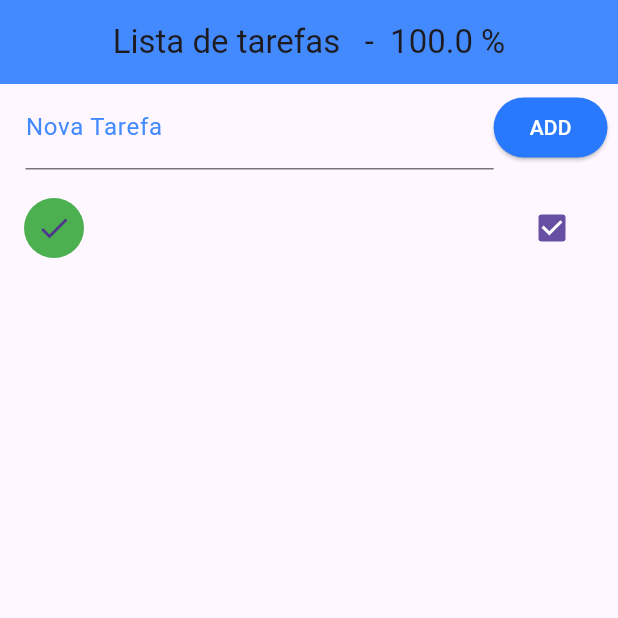
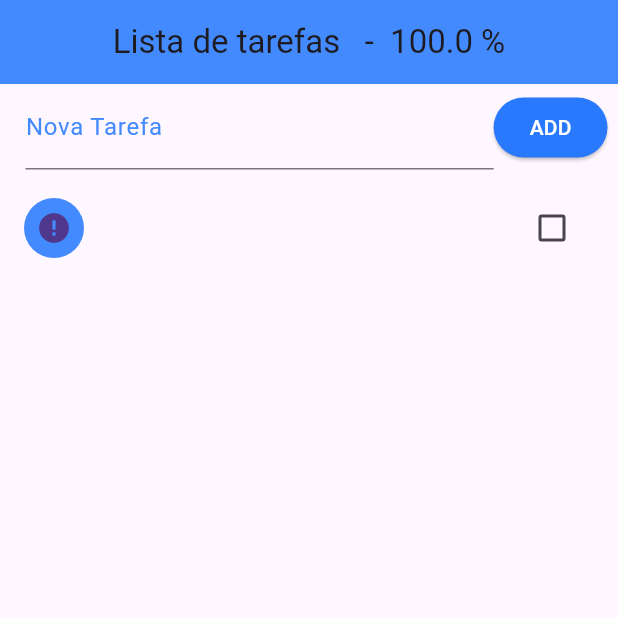
Before and after one commit to Thiagots05/todo_desafio_dio, a Flutter app: the screen it shows after launch, after a tap on "ADD", after a tap on the "error" icon, on a phone screen of 412 x 824 dp, the top half of it. Run offline on Flutter 3.47's test engine with Material 3 defaults, Android fonts, the light colour scheme and no system bars; our stand-ins replace get, sqflite; accounts and stored records are empty.

Commit message:
[main] Criação de repository e controller, separação de responsabilidades e uso de GetX para gerencia de estado.

```diff
--- /dev/null
+++ b/lib/controller/task_controller.dart
@@ -0,0 +1,84 @@
+
+import 'dart:convert';
+
+import 'package:get/state_manager.dart';
+import 'package:todo_desafio_dio/repository/task_repository.dart';
+
+class TaskController extends GetxController{
+
+  RxList<Map<String, dynamic>> toDoList = <Map<String, dynamic>>[].obs;
+  var status = 0.0.obs;
+  var lastRemovedPos = 0.obs;
+  RxMap<String, dynamic>? lastRemoved = <String, dynamic>{}.obs;
+  TaskRepository taskRepository = TaskRepository();
+
+
+  saveTasks(){
+    taskRepository.saveData(toDoList);
+  }
+
+  void atualizaStatus() {
+    double contador = 0;
+    for (var i = 0; i < toDoList.length; i++) {
+      if (toDoList[i]["ok"]) {
+        contador++;
+      }
+    }
+    if (toDoList.isNotEmpty) {
+      status.value = (contador / toDoList.length) * 100;
+    } else {
+      status.value = 0.0;
+    }
+  }
+
+    void addToDo(String title) {
+
+      Map<String, dynamic> newToDo = <String, dynamic>{};
+      newToDo["title"] = title;
+      newToDo["ok"] = false;
+      toDoList.add(newToDo);
+      saveTasks();
+      atualizaStatus();
+
+  }
+
+    Future<void> refreshList() async {
+    await Future.delayed(const Duration(seconds: 1));
+
+
+      toDoList.sort((a, b) {
+        if (a["ok"] && !b["ok"]) {
+          return 1;
+        } else if (!a["ok"] && b["ok"]){
+          return -1;
+        }else{
+        taskRepository.saveData(toDoList);
+          return 0;
+        }
+      });
+  }
+
+  void removeTask(int index){
+          lastRemoved = RxMap.from(toDoList[index]);
+          lastRemovedPos.value = index;
+          toDoList.removeAt(index);
+          atualizaStatus();
+          taskRepository.saveData(toDoList);
+  }
+
+
+
+  Future<void> getTasks()async{
+    var tasks = await taskRepository.readData();
+    if(tasks!=null){
+    List<dynamic> decodedJson = json.decode(tasks);
+    toDoList.value = decodedJson.map((item) => Map<String, dynamic>.from(item)).toList();
+    print(toDoList);
+    atualizaStatus();
+    }
+
+  }
+
+
+
+}
--- a/lib/main.dart
+++ b/lib/main.dart
@@ -1,8 +1,11 @@
 import 'package:flutter/material.dart';
-import 'package:path_provider/path_provider.dart';
-import 'dart:io';
+import 'package:get/get_state_manager/get_state_manager.dart';
+import 'package:get/instance_manager.dart';
+import 'package:todo_desafio_dio/controller/task_controller.dart';
 import 'dart:async';
 import 'dart:convert';
+
+import 'package:todo_desafio_dio/repository/task_repository.dart';
 
 void main() {
   runApp(const MaterialApp(
@@ -20,22 +23,26 @@ class Home extends StatefulWidget {
 }
 
 class _HomeState extends State<Home> {
-  List _toDoList = [];
+  List<Map<String, dynamic>> _toDoList = <Map<String, dynamic>>[];
   final _toDoController = TextEditingController();
   Map<String, dynamic>? _lastRemoved;
   int? _lastRemovedPos;
   double status = 0.0;
+  TaskRepository taskRepository = TaskRepository();
+  TaskController taskController = Get.put(TaskController());
 
   @override
   void initState() {
     super.initState();
 
-    _readData().then((data) {
-      setState(() {
-        _toDoList = json.decode(data!);
-        _atualizaStatus();
-      });
-    });
+    taskController.getTasks();
+
+    // taskRepository.readData().then((data) {
+    //   setState(() {
+    //     _toDoList = json.decode(data!);
+    //     _atualizaStatus();
+    //   });
+    // });
   }
 
   void _atualizaStatus() {
@@ -59,7 +66,7 @@ class _HomeState extends State<Home> {
       _toDoController.text = "";
       newToDo["ok"] = false;
       _toDoList.add(newToDo);
-      _saveData();
+      taskRepository.saveData(_toDoList);
       _atualizaStatus();
     });
   }
@@ -74,7 +81,7 @@ class _HomeState extends State<Home> {
         } else if (!a["ok"] && b["ok"]){
           return -1;
         }else{
-        _saveData();
+        taskRepository.saveData(_toDoList);
           return 0;
         }
       });
@@ -88,7 +95,7 @@ class _HomeState extends State<Home> {
     return Scaffold(
         appBar: AppBar(
           title:
-              Text("Lista de tarefas   -  ${status.toStringAsFixed(1)} %"),
+              Obx(()=> Text("Lista de tarefas   -  ${taskController.status.value.toStringAsFixed(1)} %")),
           centerTitle: true,
           backgroundColor: Colors.blueAccent,
         ),
@@ -108,19 +115,19 @@ class _HomeState extends State<Home> {
                   ),
                   ElevatedButton(
                     style: ButtonStyle(backgroundColor: WidgetStatePropertyAll(Colors.blueAccent[400], ), foregroundColor: const WidgetStatePropertyAll(Colors.white)),
-                    onPressed: _addToDo,
+                    onPressed: ()=> taskController.addToDo(_toDoController.text),
                     child: const Text("ADD"),
                   )
                 ],
               )),
           Expanded(
               child: RefreshIndicator(
-            onRefresh: _refresh,
-            child: ListView.builder(
+            onRefresh: ()=>taskController.refreshList(), //_refresh,
+            child: Obx(()=>ListView.builder(
                 padding: const EdgeInsets.only(top: 10.0),
-                itemCount: _toDoList.length,
+                itemCount: taskController.toDoList.length,
                 itemBuilder: buildItem),
-          ))
+          )))
         ]));
   }
 
@@ -138,27 +145,30 @@ class _HomeState extends State<Home> {
         ),
       ),
       direction: DismissDirection.startToEnd,
-      child: CheckboxListTile(
+      child: GetBuilder<TaskController>(builder:(_)=> CheckboxListTile(
           onChanged: (c) {
-            setState(() {
-              _toDoList[index]["ok"] = c;
-              _atualizaStatus();
-              _saveData();
-            });
+            taskController.toDoList[index]['ok'] = c;
+            taskController.atualizaStatus();
+            taskController.saveTasks();
+            // setState(() {
+            //   _toDoList[index]["ok"] = c;
+            //   _atualizaStatus();
+            //   taskRepository.saveData(_toDoList);
+            // });
           },
-          title: Text(_toDoList[index]["title"]),
-          value: _toDoList[index]["ok"],
+          title: Text(taskController.toDoList[index]["title"]),
+          value: taskController.toDoList[index]["ok"],
           secondary: CircleAvatar(
               backgroundColor:
-                  _toDoList[index]["ok"] ? Colors.green : Colors.blueAccent,
-                  child: Icon(_toDoList[index]["ok"] ? Icons.check : Icons.error),),),
+                  taskController.toDoList[index]["ok"] ? Colors.green : Colors.blueAccent,
+                  child: Icon(taskController.toDoList[index]["ok"] ? Icons.check : Icons.error),),),),
       onDismissed: (direction) {
         setState(() {
           _lastRemoved = Map.from(_toDoList[index]);
           _lastRemovedPos = index;
           _toDoList.removeAt(index);
           _atualizaStatus();
-          _saveData();
+          taskRepository.saveData(_toDoList);
 
           final snack = SnackBar(
             content: Text("Tarefa \"${_lastRemoved!["title"]} \" removida!"),
@@ -166,8 +176,8 @@ class _HomeState extends State<Home> {
                 label: "Desfazer",
                 onPressed: () {
                   setState(() {
-                    _toDoList.insert(_lastRemovedPos!, _lastRemoved);
-                    _saveData();
+                    _toDoList.insert(_lastRemovedPos!, _lastRemoved!);
+                    taskRepository.saveData(_toDoList);
                   });
                 }),
             duration: const Duration(seconds: 2),
@@ -181,24 +191,4 @@ class _HomeState extends State<Home> {
     );
   }
 
-  Future<File> _getFile() async {
-    final directory = await getApplicationDocumentsDirectory();
-    debugPrint(directory.path);
-    return File("${directory.path}/data.json");
-  }
-
-  Future<File> _saveData() async {
-    String data = json.encode(_toDoList);
-    final file = await _getFile();
-    return file.writeAsString(data);
-  }
-
-  Future<String?> _readData() async {
-    try {
-      final file = await _getFile();
-      return file.readAsString();
-    } catch (e) {
-      return null;
-    }
-  }
 }
--- /dev/null
+++ b/lib/repository/task_repository.dart
@@ -0,0 +1,27 @@
+import 'dart:convert';
+import 'dart:io';
+
+import 'package:path_provider/path_provider.dart';
+
+class TaskRepository{
+
+   Future<File> _getFile() async {
+    final directory = await getApplicationDocumentsDirectory();
+    return File("${directory.path}/data.json");
+  }
+
+  Future<File> saveData(List<Map<String, dynamic>> task) async {
+    String data = json.encode(task);
+    final file = await _getFile();
+    return file.writeAsString(data);
+  }
+
+  Future<String?> readData() async {
+    try {
+      final file = await _getFile();
+      return file.readAsString();
+    } catch (e) {
+      return null;
+    }
+  }
+}
--- a/pubspec.yaml
+++ b/pubspec.yaml
@@ -30,6 +30,7 @@ environment:
 dependencies:
   sqflite:
   path_provider:
+  get:
   flutter:
     sdk: flutter
 
```
Also changed, not shown: pubspec.lock.
